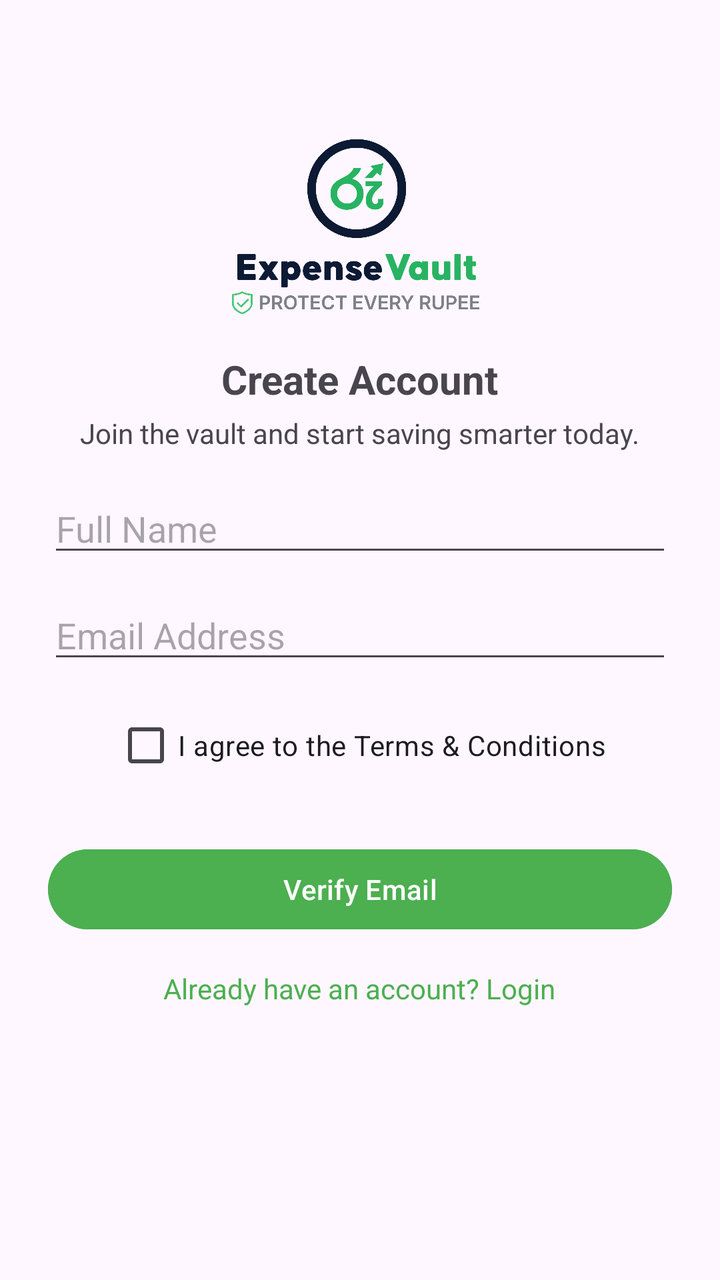
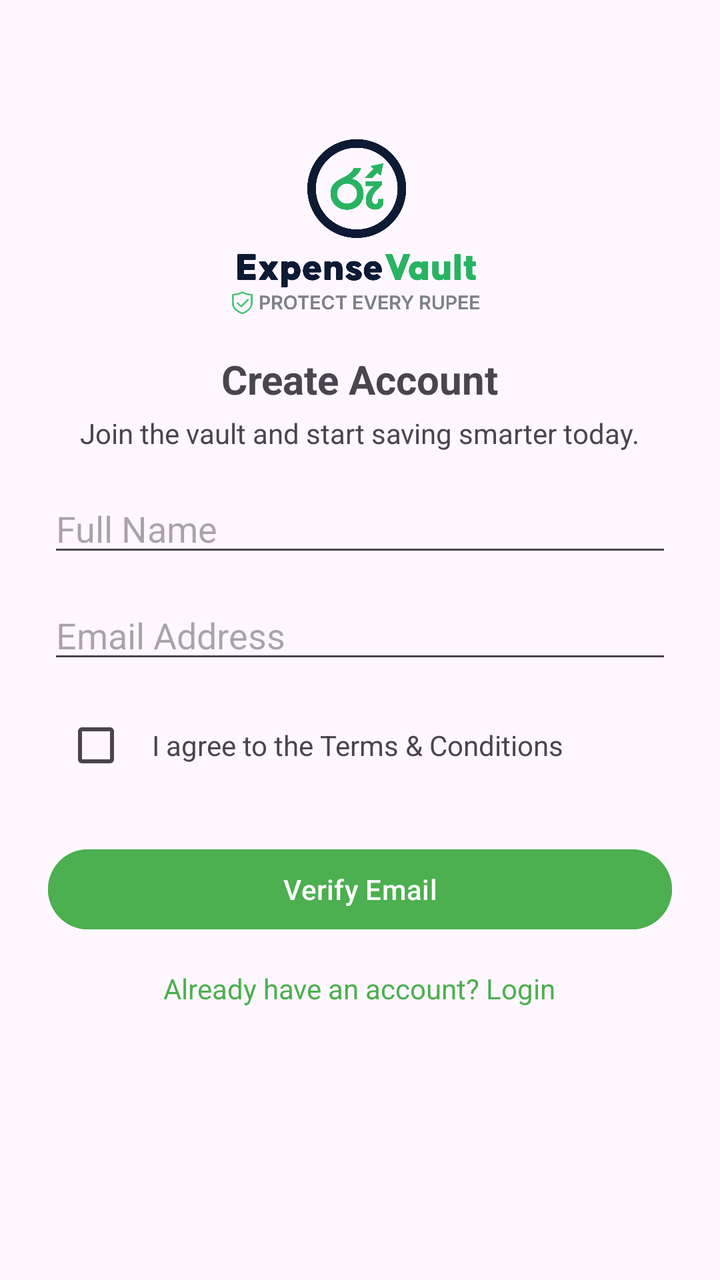

Compare the two renders of this Android layout. The source of the first and the diff that turns it into the second are given below.
<!-- AndroidManifest.xml: application theme Theme.AIExpenseManagementApplication -->
<!-- res/layout/activity_register.xml -->
<?xml version="1.0" encoding="utf-8"?>
<ScrollView xmlns:android="http://schemas.android.com/apk/res/android"
    android:layout_width="match_parent"
    android:layout_height="match_parent">

    <LinearLayout
        android:layout_width="match_parent"
        android:layout_height="wrap_content"
        android:orientation="vertical"
        android:padding="24dp"
        android:gravity="center_horizontal">

        <ImageView
            android:id="@+id/imgLogo"
            android:src="@drawable/logo"
            android:layout_width="128dp"
            android:layout_height="128dp"
            android:layout_marginTop="24dp"
            android:contentDescription="App Logo" />

        <TextView
            android:id="@+id/tvTitle"
            android:text="Create Account"
            android:textSize="20sp"
            android:textStyle="bold"
            android:layout_marginBottom="4dp"
            android:layout_width="wrap_content"
            android:layout_height="wrap_content"/>

        <TextView
            android:id="@+id/tvSubtitle"
            android:text="Join the vault and start saving smarter today."
            android:textSize="14sp"
            android:layout_marginBottom="16dp"
            android:layout_width="wrap_content"
            android:layout_height="wrap_content"/>

        <EditText
            android:id="@+id/etFullName"
            android:hint="Full Name"
            android:layout_width="match_parent"
            android:layout_height="wrap_content"/>

        <EditText
            android:id="@+id/etEmail"
            android:hint="Email Address"
            android:inputType="textEmailAddress"
            android:layout_marginTop="12dp"
            android:layout_width="match_parent"
            android:layout_height="wrap_content"/>

        <CheckBox
            android:id="@+id/cbTerms"
            android:text="I agree to the Terms &amp; Conditions"
            android:layout_marginTop="12dp"
            android:layout_width="wrap_content"
            android:layout_height="wrap_content"/>

        <Button
            android:id="@+id/btnVerifyEmail"
            android:text="Verify Email"
            android:backgroundTint="#4CAF50"
            android:textColor="@android:color/white"
            android:layout_marginTop="24dp"
            android:layout_width="match_parent"
            android:layout_height="wrap_content"/>

        <TextView
            android:id="@+id/tvLogin"
            android:text="Already have an account? Login"
            android:textColor="#4CAF50"
            android:layout_marginTop="16dp"
            android:layout_width="wrap_content"
            android:layout_height="wrap_content"/>

    </LinearLayout>
</ScrollView>
<!-- resources referenced by this layout -->
<resources>
  <!-- drawable logo: png bitmap (drawable, 144460 bytes) -->
  <style name="Theme.AIExpenseManagementApplication" parent="Base.Theme.AIExpenseManagementApplication" />
  <style name="Base.Theme.AIExpenseManagementApplication" parent="Theme.Material3.DayNight.NoActionBar">
          
          
      </style>
</resources>

<!-- the commit's change to res/layout/activity_register.xml (unified diff, before → after) -->
@@ -49,12 +49,31 @@
             android:layout_width="match_parent"
             android:layout_height="wrap_content"/>
 
-        <CheckBox
-            android:id="@+id/cbTerms"
-            android:text="I agree to the Terms &amp; Conditions"
+        <LinearLayout
+            android:layout_width="match_parent"
+            android:layout_height="wrap_content"
             android:layout_marginTop="12dp"
-            android:layout_width="wrap_content"
-            android:layout_height="wrap_content"/>
+            android:gravity="center_vertical"
+            android:orientation="horizontal">
+
+            <CheckBox
+                android:id="@+id/cbTerms"
+                android:layout_width="wrap_content"
+                android:layout_height="wrap_content"
+                android:padding="0dp" />
+
+            <TextView
+                android:id="@+id/tvTerms"
+                android:layout_width="wrap_content"
+                android:layout_height="wrap_content"
+                android:layout_marginStart="4dp"
+                android:text="I agree to the Terms &amp; Conditions"
+                android:textSize="14sp"
+                android:clickable="true"
+                android:focusable="true"
+                android:foreground="?attr/selectableItemBackground" />
+
+        </LinearLayout>
 
         <Button
             android:id="@+id/btnVerifyEmail"
